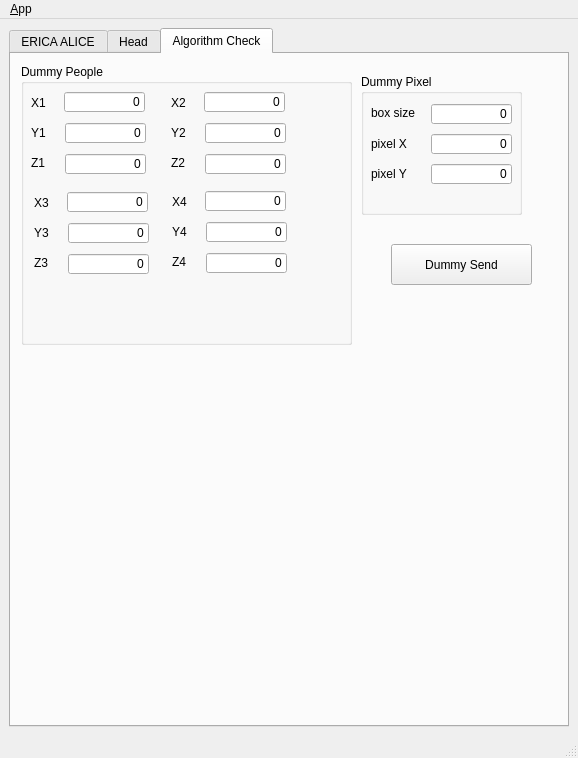
Before: the Qt Designer form erica_gui/ui/main_window.ui in RobotEmperor/HERoEHS-ERICA-Operation, drawn with Qt 5.
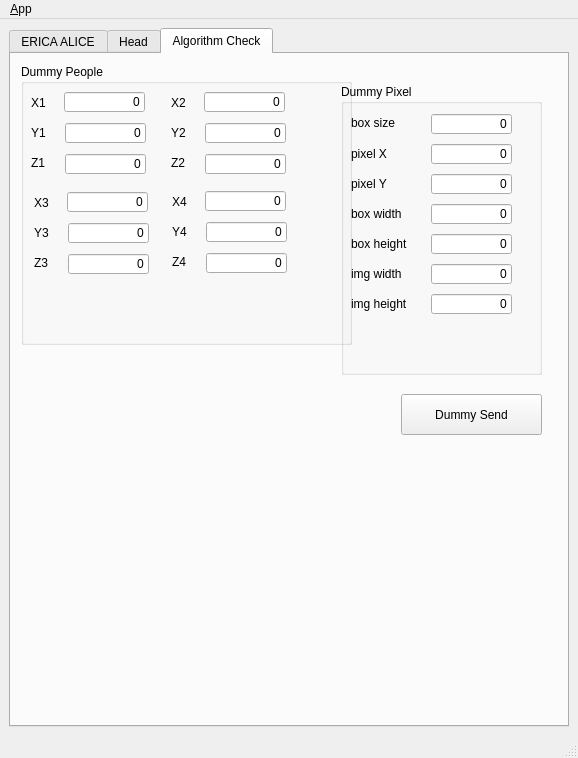
After: the same form once the commit is applied. The open tabs and pages were chosen to show the change. Icons and pictures are not drawn.

```diff
--- a/erica_gui/ui/main_window.ui
+++ b/erica_gui/ui/main_window.ui
@@ -792,8 +792,8 @@
        <widget class="QPushButton" name="dummy_send_button">
         <property name="geometry">
          <rect>
-          <x>380</x>
-          <y>190</y>
+          <x>390</x>
+          <y>340</y>
           <width>141</width>
           <height>41</height>
          </rect>
@@ -805,10 +805,10 @@
        <widget class="QGroupBox" name="groupBox_3">
         <property name="geometry">
          <rect>
-          <x>350</x>
-          <y>20</y>
-          <width>161</width>
-          <height>141</height>
+          <x>330</x>
+          <y>30</y>
+          <width>201</width>
+          <height>291</height>
          </rect>
         </property>
         <property name="title">
@@ -830,7 +830,7 @@
         <widget class="QLineEdit" name="box_size_line_edit">
          <property name="geometry">
           <rect>
-           <x>70</x>
+           <x>90</x>
            <y>30</y>
            <width>81</width>
            <height>20</height>
@@ -859,7 +859,7 @@
         <widget class="QLineEdit" name="pixel_x_line_edit">
          <property name="geometry">
           <rect>
-           <x>70</x>
+           <x>90</x>
            <y>60</y>
            <width>81</width>
            <height>20</height>
@@ -888,7 +888,7 @@
         <widget class="QLineEdit" name="pixel_y_line_edit">
          <property name="geometry">
           <rect>
-           <x>70</x>
+           <x>90</x>
            <y>90</y>
            <width>81</width>
            <height>20</height>
@@ -901,6 +901,122 @@
           <set>Qt::AlignRight|Qt::AlignTrailing|Qt::AlignVCenter</set>
          </property>
         </widget>
+        <widget class="QLabel" name="label_19">
+         <property name="geometry">
+          <rect>
+           <x>10</x>
+           <y>120</y>
+           <width>71</width>
+           <height>20</height>
+          </rect>
+         </property>
+         <property name="text">
+          <string>box width</string>
+         </property>
+        </widget>
+        <widget class="QLabel" name="label_20">
+         <property name="geometry">
+          <rect>
+           <x>10</x>
+           <y>150</y>
+           <width>81</width>
+           <height>20</height>
+          </rect>
+         </property>
+         <property name="text">
+          <string>box height</string>
+         </property>
+        </widget>
+        <widget class="QLineEdit" name="box_width_line_edit">
+         <property name="geometry">
+          <rect>
+           <x>90</x>
+           <y>120</y>
+           <width>81</width>
+           <height>20</height>
+          </rect>
+         </property>
+         <property name="text">
+          <string>0</string>
+         </property>
+         <property name="alignment">
+          <set>Qt::AlignRight|Qt::AlignTrailing|Qt::AlignVCenter</set>
+         </property>
+        </widget>
+        <widget class="QLineEdit" name="box_height_line_edit">
+         <property name="geometry">
+          <rect>
+           <x>90</x>
+           <y>150</y>
+           <width>81</width>
+           <height>20</height>
+          </rect>
+         </property>
+         <property name="text">
+          <string>0</string>
+         </property>
+         <property name="alignment">
+          <set>Qt::AlignRight|Qt::AlignTrailing|Qt::AlignVCenter</set>
+         </property>
+        </widget>
+        <widget class="QLabel" name="label_21">
+         <property name="geometry">
+          <rect>
+           <x>10</x>
+           <y>180</y>
+           <width>81</width>
+           <height>20</height>
+          </rect>
+         </property>
+         <property name="text">
+          <string>img width</string>
+         </property>
+        </widget>
+        <widget class="QLabel" name="label_22">
+         <property name="geometry">
+          <rect>
+           <x>10</x>
+           <y>210</y>
+           <width>81</width>
+           <height>20</height>
+          </rect>
+         </property>
+         <property name="text">
+          <string>img height</string>
+         </property>
+        </widget>
+        <widget class="QLineEdit" name="img_width_line_edit">
+         <property name="geometry">
+          <rect>
+           <x>90</x>
+           <y>180</y>
+           <width>81</width>
+           <height>20</height>
+          </rect>
+         </property>
+         <property name="text">
+          <string>0</string>
+         </property>
+         <property name="alignment">
+          <set>Qt::AlignRight|Qt::AlignTrailing|Qt::AlignVCenter</set>
+         </property>
+        </widget>
+        <widget class="QLineEdit" name="img_height_line_edit">
+         <property name="geometry">
+          <rect>
+           <x>90</x>
+           <y>210</y>
+           <width>81</width>
+           <height>20</height>
+          </rect>
+         </property>
+         <property name="text">
+          <string>0</string>
+         </property>
+         <property name="alignment">
+          <set>Qt::AlignRight|Qt::AlignTrailing|Qt::AlignVCenter</set>
+         </property>
+        </widget>
        </widget>
       </widget>
      </widget>
```
